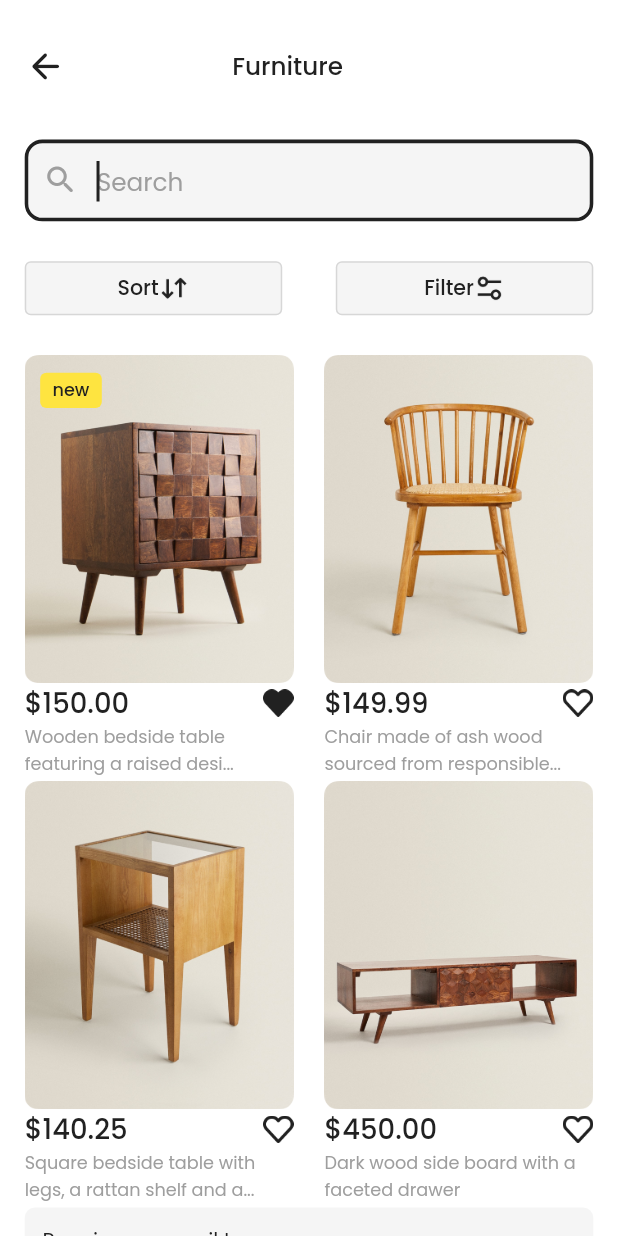
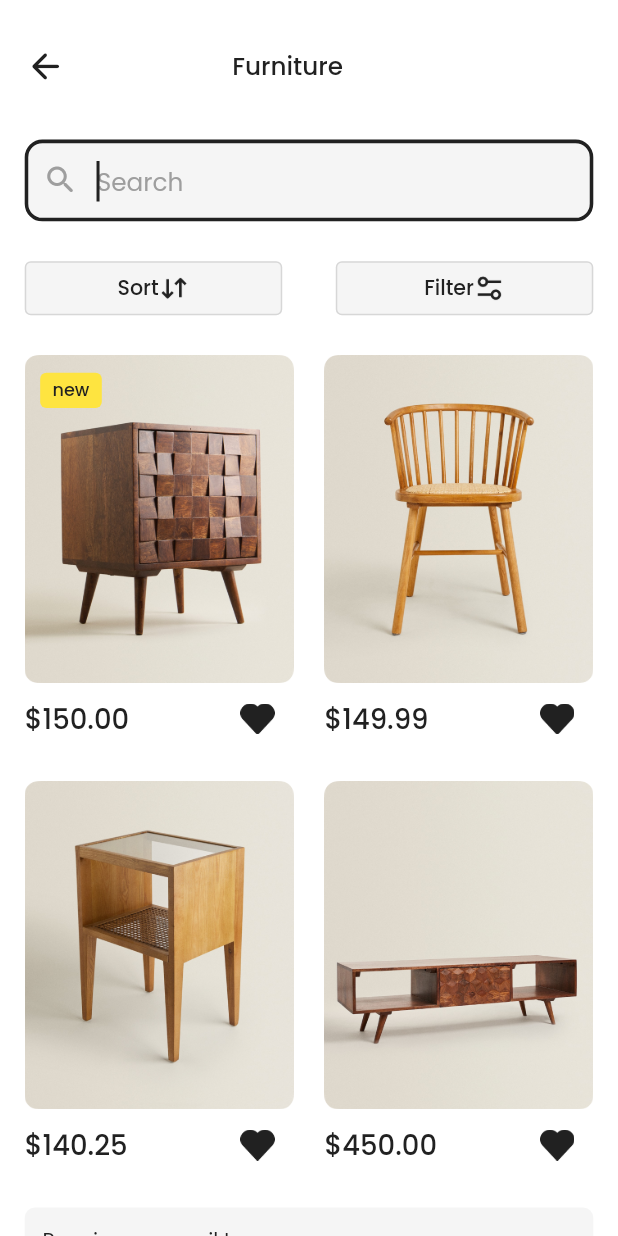
Before and after one commit to panchaniurvisha/ulmo_e_commerce, a Flutter app: the CatalogScreen screen opened directly, on a phone screen of 412 x 824 dp. Run offline on Flutter 3.47's test engine with Material 2 defaults, Android fonts, the phone set to English and light mode, and no system bars; our stand-ins replace cloud_firestore, firebase_auth, firebase_core, firebase_storage, fluttertoast, google_sign_in and 2 more; accounts and stored records are empty.

Commit message:
"12/7/2023"

```diff
--- a/lib/data/user_data_first_screen.dart
+++ b/lib/data/user_data_first_screen.dart
@@ -17,28 +17,24 @@ Map<String, dynamic> userData = {
       "popularImage": "assets/images/bedside_table.png",
       "price": "\$150.00",
       "recentlyNew": "new",
-      "icon": "assets/icons/heart_filled_icon.png",
       "itemName": "Wooden bedside table featuring a raised desi..."
     },
     {
       "popularImage": "assets/images/chair.png",
       "price": "\$149.99",
       "recentlyNew": "",
-      "icon": "assets/icons/heart_shape_icon.png",
       "itemName": "Chair made of ash wood sourced from responsible..."
     },
     {
       "popularImage": "assets/images/square_table.png",
       "price": "\$140.25",
       "recentlyNew": "-40%",
-      "icon": "assets/icons/heart_shape_icon.png",
       "itemName": "Square bedside table with legs, a rattan shelf and a..."
     },
     {
       "popularImage": "assets/images/board_drawer.png",
       "price": "\$450.00",
       "recentlyNew": "",
-      "icon": "assets/icons/heart_shape_icon.png",
       "itemName": "Dark wood side board with a faceted drawer"
     },
   ],
@@ -47,14 +43,12 @@ Map<String, dynamic> userData = {
       "popularImage": "assets/images/mango_wood_chair.png",
       "price": "\$160.00",
       "recentlyNew": "new",
-      "icon": "assets/icons/heart_shape_icon.png",
       "itemName": "Mango wood chair with a woven design"
     },
     {
       "popularImage": "assets/images/square_bedside_table.png",
       "price": "\$189.00",
       "recentlyNew": "",
-      "icon": "assets/icons/heart_shape_icon.png",
       "itemName": "Square bedside table with legs, a rattan shelf and ..."
     }
   ],
@@ -63,14 +57,12 @@ Map<String, dynamic> userData = {
       "popularImage": "assets/images/square_table.png",
       "price": "\$140.25",
       "recentlyNew": "",
-      "icon": "assets/icons/heart_shape_icon.png",
       "itemName": "Square bedside table with legs, a rattan shelf and a..."
     },
     {
       "popularImage": "assets/images/board_drawer.png",
       "price": "\$450.00",
       "recentlyNew": "",
-      "icon": "assets/icons/heart_shape_icon.png",
       "itemName": "Dark wood side board with a faceted drawer"
     },
   ],
--- a/lib/main.dart
+++ b/lib/main.dart
@@ -1,7 +1,7 @@
 import 'package:firebase_core/firebase_core.dart';
 import 'package:flutter/material.dart';
 import 'package:ulmo_e_commerce_app/res/constant/app_colors.dart';
-import 'package:ulmo_e_commerce_app/view/order_screen.dart';
+import 'package:ulmo_e_commerce_app/view/catalog_screen.dart';
 
 void main() async {
   WidgetsFlutterBinding.ensureInitialized();
@@ -22,6 +22,6 @@ class MyApp extends StatelessWidget {
           primarySwatch: Colors.blue,
         ),
         debugShowCheckedModeBanner: false,
-        home: const OrderScreen());
+        home: const CatalogScreen());
   }
 }
--- a/lib/model/first_screen_model.dart
+++ b/lib/model/first_screen_model.dart
@@ -80,20 +80,17 @@ class RoomFacility {
 class PopularItem {
   String? popularImage;
   String? price;
-  String? icon;
   String? recentlyNew;
   String? itemName;
   PopularItem({
     this.popularImage,
     this.price,
-    this.icon,
     this.itemName,
   });
   PopularItem.fromJson(Map<String, dynamic> data) {
     popularImage = data["popularImage"];
     itemName = data["itemName"];
     price = data["price"];
-    icon = data["icon"];
     recentlyNew = data["recentlyNew"];
   }
 }
@@ -101,20 +98,17 @@ class PopularItem {
 class CatalogItem {
   String? popularImage;
   String? price;
-  String? icon;
   String? recentlyNew;
   String? itemName;
   CatalogItem({
     this.popularImage,
     this.price,
-    this.icon,
     this.itemName,
   });
   CatalogItem.fromJson(Map<String, dynamic> data) {
     popularImage = data["popularImage"];
     itemName = data["itemName"];
     price = data["price"];
-    icon = data["icon"];
     recentlyNew = data["recentlyNew"];
   }
 }
@@ -122,20 +116,15 @@ class CatalogItem {
 class PageContentItem {
   String? popularImage;
   String? price;
-  String? icon;
+
   String? recentlyNew;
   String? itemName;
   PageContentItem(
-      {this.popularImage,
-      this.price,
-      this.icon,
-      this.itemName,
-      this.recentlyNew});
+      {this.popularImage, this.price, this.itemName, this.recentlyNew});
   PageContentItem.fromJson(Map<String, dynamic> data) {
     popularImage = data["popularImage"];
     itemName = data["itemName"];
     price = data["price"];
-    icon = data["icon"];
     recentlyNew = data["recentlyNew"];
   }
 }
--- a/lib/res/common/app_column.dart
+++ b/lib/res/common/app_column.dart
@@ -8,7 +8,7 @@ class AppColumn extends StatelessWidget {
   final String? data;
   final String? information;
   final String? image;
-  final String? icon;
+  final Widget? iconButton;
 
   const AppColumn({
     Key? key,
@@ -17,7 +17,7 @@ class AppColumn extends StatelessWidget {
     this.data,
     this.information,
     this.image,
-    this.icon,
+    this.iconButton,
   }) : super(key: key);
 
   @override
@@ -65,19 +65,11 @@ class AppColumn extends StatelessWidget {
                   fontFamily: AppString.appFontFamily,
                   color: AppColors.black,
                 )),
-            Image.asset(
-              icon!, //"${userModel.popularItem![index].icon}",
-              height: height / 45,
-            )
+            iconButton!
+
+            //"${userModel.popularItem![index].icon}",
           ],
-        ),
-        Text(information!, //"${userModel.popularItem![index].itemName}",
-            style: TextStyle(
-              fontSize: height / 70,
-              fontWeight: FontWeight.w400,
-              fontFamily: AppString.appFontFamily,
-              color: AppColors.gray,
-            )),
+        )
       ],
     );
   }
--- a/lib/res/constant/app_images.dart
+++ b/lib/res/constant/app_images.dart
@@ -72,4 +72,6 @@ class AppImages {
   ///Catalog Screen
   static const String sortIcon = "${iconBasePath}sort_icon.png";
   static const String filterIcon = "${iconBasePath}filter_icon.png";
+  static const String likeIcon = "${iconBasePath}heart_filled_icon.png";
+  static const String disLikeIcon = "${iconBasePath}heart_shape_icon.png";
 }
--- a/lib/view/catalog_screen.dart
+++ b/lib/view/catalog_screen.dart
@@ -20,6 +20,13 @@ class CatalogScreen extends StatefulWidget {
 }
 
 class _CatalogScreenState extends State<CatalogScreen> {
+  bool liked = false;
+  pressed() {
+    setState(() {
+      liked = !liked;
+    });
+  }
+
   @override
   Widget build(BuildContext context) {
     FirstScreenModel? userModel = FirstScreenModel.fromJson(userData);
@@ -67,7 +74,15 @@ class _CatalogScreenState extends State<CatalogScreen> {
                           image:
                               "${userModel.popularItem![index].popularImage}",
                           text: "${userModel.popularItem![index].recentlyNew}",
-                          icon: "${userModel.popularItem![index].icon}",
+                          iconButton: IconButton(
+                            icon: Image.asset(
+                              liked
+                                  ? AppImages.disLikeIcon
+                                  : AppImages.likeIcon,
+                              height: height / 40,
+                            ),
+                            onPressed: () => pressed(),
+                          ),
                           data: "${userModel.popularItem![index].price}",
                           information:
                               "${userModel.popularItem![index].itemName}",
@@ -94,7 +109,15 @@ class _CatalogScreenState extends State<CatalogScreen> {
                               "${userModel.catalogItem![index].popularImage}",
                           text: "${userModel.catalogItem![index].recentlyNew}",
                           data: "${userModel.catalogItem![index].price}",
-                          icon: "${userModel.catalogItem![index].icon}",
+                          iconButton: IconButton(
+                            icon: Image.asset(
+                              liked
+                                  ? AppImages.disLikeIcon
+                                  : AppImages.likeIcon,
+                              height: height / 40,
+                            ),
+                            onPressed: () => pressed(),
+                          ),
                           information:
                               "${userModel.catalogItem![index].itemName}",
                           index: index,
```
Also changed, not shown: lib/view/product_page.dart (+16 -1 lines), lib/view/product_page_two_screen.dart (+16 -1 lines).
